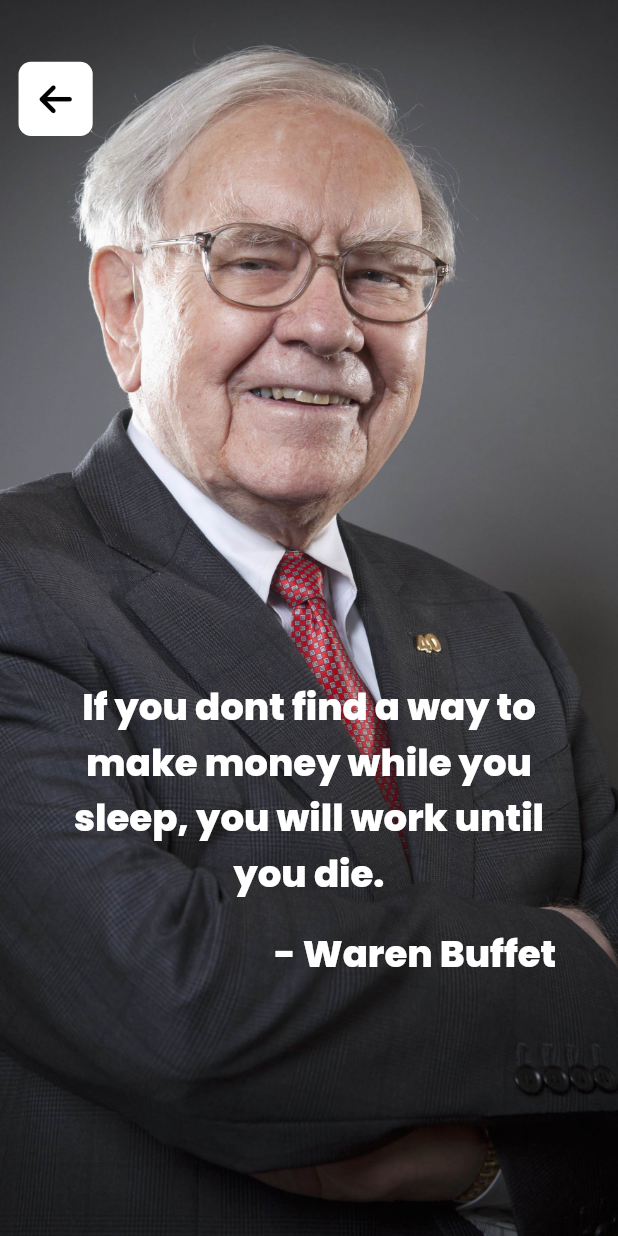
After one commit to Sanjay0907/yaaro, a Flutter app: the Story screen opened directly, on a phone screen of 412 x 824 dp. The commit adds this screen. Run offline on Flutter 3.47's test engine with Material 2 defaults, Android fonts, the phone set to English and light mode, and no system bars; our stand-ins replace font_awesome_flutter, google_fonts, pin_code_fields, sizer.

Commit message:
learn -> Stories

```diff
--- a/lib/main.dart
+++ b/lib/main.dart
@@ -3,12 +3,12 @@ import 'package:sizer/sizer.dart';
 import 'package:yaaro/view/auth/mobile_no.dart';
 import 'package:yaaro/view/auth/otp.dart';
 import 'package:yaaro/view/home_page/homepage.dart';
-import 'package:yaaro/view/investment_page/market.dart';
 import 'package:yaaro/view/invite_friends/invite_friends.dart';
 import 'package:yaaro/view/onbourding/details_screen.dart';
 import 'package:yaaro/view/onbourding/welcome_screen.dart';
 import 'package:yaaro/view/profile/profile.dart';
 import 'package:yaaro/view/profile/profile_new.dart';
+import 'package:yaaro/view/stories/story.dart';
 
 void main() {
   runApp(const Yaaro());
@@ -20,9 +20,9 @@ class Yaaro extends StatelessWidget {
   @override
   Widget build(BuildContext context) {
     return Sizer(builder: (context, _, __) {
-      return const MaterialApp(
+      return MaterialApp(
         debugShowCheckedModeBanner: false,
-        home: WelcomeScreen(),
+        home: HomePage(),
       );
     });
   }
--- a/lib/view/home_page/homepage.dart
+++ b/lib/view/home_page/homepage.dart
@@ -4,11 +4,11 @@ import 'package:sizer/sizer.dart';
 import 'package:url_launcher/url_launcher.dart';
 import 'package:yaaro/utils/colors.dart';
 import 'package:yaaro/utils/text_style.dart';
-
-import 'package:yaaro/view/investment_page/market.dart';
 import 'package:yaaro/view/learn/learn.dart';
 import 'package:yaaro/view/profile/profile.dart';
 import 'package:yaaro/view/profile/profile_new.dart';
+
+import '../market/market.dart';
 
 class HomePage extends StatelessWidget {
   const HomePage({Key? key}) : super(key: key);
--- a/lib/view/learn/learn_nav_button.dart
+++ b/lib/view/learn/learn_nav_button.dart
@@ -23,7 +23,7 @@ class LearnNavButton extends StatelessWidget {
         mainAxisAlignment: MainAxisAlignment.spaceEvenly,
         children: [
           InkWell(
-            onTap: () {},
+            onTap: onTap,
             child: Container(
               // padding: EdgeInsets.symmetric(vertical: 0.5.h),
               margin: EdgeInsets.only(right: 2.h),
--- /dev/null
+++ b/lib/view/market/stock_details.dart
@@ -0,0 +1 @@
+import 'package:flutter/material.dart';
--- /dev/null
+++ b/lib/view/stories/story.dart
@@ -0,0 +1,104 @@
+import 'package:flutter/material.dart';
+import 'package:font_awesome_flutter/font_awesome_flutter.dart';
+import 'package:sizer/sizer.dart';
+import 'package:yaaro/utils/colors.dart';
+import 'package:yaaro/utils/text_style.dart';
+
+class Story extends StatelessWidget {
+  final String imagePath;
+  final String quote;
+  final String name;
+
+  const Story(
+      {Key? key,
+      required this.imagePath,
+      required this.name,
+      required this.quote})
+      : super(key: key);
+
+  @override
+  Widget build(BuildContext context) {
+    return Scaffold(
+      body: SizedBox(
+        height: 100.h,
+        width: 100.w,
+        child: Stack(
+          children: [
+            SizedBox(
+              height: 100.h,
+              width: 100.w,
+              child: Image(
+                image: AssetImage(
+                  imagePath,
+                ),
+                fit: BoxFit.cover,
+              ),
+            ),
+            Positioned(
+              bottom: 5.h,
+              left: 10.w,
+              child: SizedBox(
+                height: 40.h,
+                width: 80.w,
+                child: Column(
+                  children: [
+                    Text(
+                      quote,
+                      textAlign: TextAlign.center,
+                      style: heading.copyWith(
+                        color: white,
+                      ),
+                    ),
+                    SizedBox(
+                      height: 2.h,
+                    ),
+                    SizedBox(
+                      width: 80.w,
+                      child: Row(
+                        mainAxisAlignment: MainAxisAlignment.end,
+                        children: [
+                          Text(
+                            name,
+                            style: heading.copyWith(
+                              color: white,
+                            ),
+                          )
+                        ],
+                      ),
+                    ),
+                  ],
+                ),
+              ),
+            ),
+            // Positioned(
+            //   bottom: 15.h,
+            //   left: 10.w,
+            //   // child:
+            // ),
+            Positioned(
+              top: 5.h,
+              left: 3.w,
+              child: InkWell(
+                onTap: () => Navigator.pop(context),
+                child: Container(
+                  height: 6.h,
+                  width: 6.h,
+                  decoration: BoxDecoration(
+                    color: white,
+                    borderRadius: BorderRadius.circular(1.h),
+                  ),
+                  alignment: Alignment.center,
+                  child: FaIcon(
+                    FontAwesomeIcons.arrowLeft,
+                    color: black,
+                    size: 3.h,
+                  ),
+                ),
+              ),
+            ),
+          ],
+        ),
+      ),
+    );
+  }
+}
--- a/pubspec.yaml
+++ b/pubspec.yaml
@@ -74,6 +74,7 @@ flutter:
     - assets/images/company_images/
     - assets/images/learn_images/
     - assets/images/stock_investors/
+    - assets/images/potrait_images/
     - assets/images/app_logo/
   #   - images/a_dot_ham.jpeg
 
```
Also changed, not shown: lib/view/learn/learn.dart (+52 -5 lines), assets/images/potrait_images/john_templeton.jpg (added), assets/images/potrait_images/philip_fisher.jpg (added), assets/images/potrait_images/robert_kiyosaki.png (added), assets/images/potrait_images/waren_buffet.jpg (added), lib/view/market/market.dart (renamed from lib/view/investment_page/market.dart).
